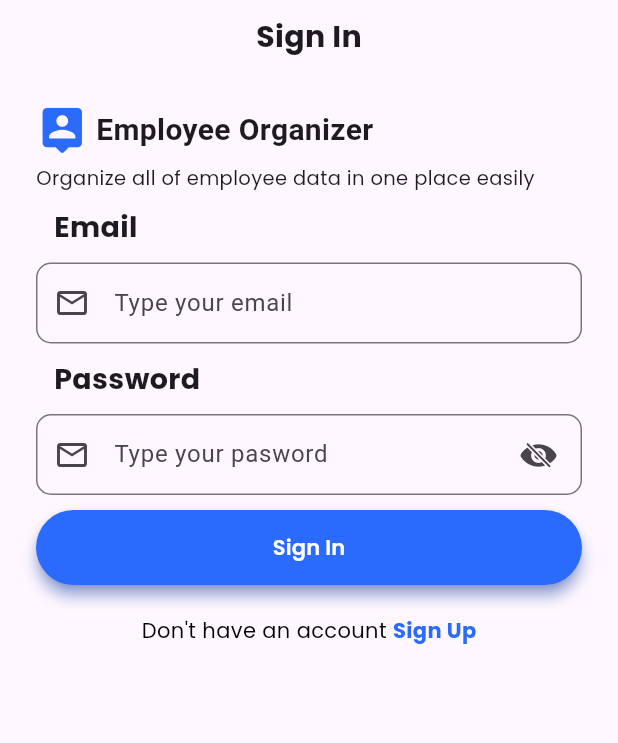
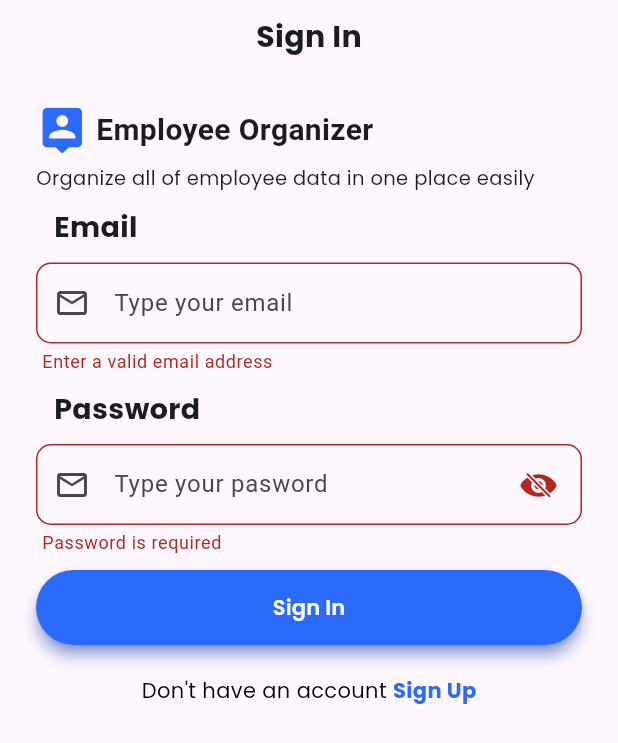
Before and after one commit to DiftaFitrahul/Employess-Organizer, a Flutter app: the screen it shows after launch, after a tap on "Sign In", on a phone screen of 412 x 824 dp. Shown: the top 743 px of the screen. Run offline on Flutter 3.47's test engine with Material 3 defaults, Android fonts, the phone set to English and light mode, and no system bars; our stand-ins replace device_preview, get.

Commit message:
feat: finish validate login

```diff
--- /dev/null
+++ b/lib/constants/email_pattern.dart
@@ -0,0 +1,7 @@
+const emailPattern = r"(?:[a-z0-9!#$%&'*+/=?^_`{|}~-]+(?:\.[a-z0-9!#$%&'"
+    r'*+/=?^_`{|}~-]+)*|"(?:[\x01-\x08\x0b\x0c\x0e-\x1f\x21\x23-\x5b\x5d-'
+    r'\x7f]|\\[\x01-\x09\x0b\x0c\x0e-\x7f])*")@(?:(?:[a-z0-9](?:[a-z0-9-]*'
+    r'[a-z0-9])?\.)+[a-z0-9](?:[a-z0-9-]*[a-z0-9])?|\[(?:(?:(2(5[0-5]|[0-4]'
+    r'[0-9])|1[0-9][0-9]|[1-9]?[0-9]))\.){3}(?:(2(5[0-5]|[0-4][0-9])|1[0-9]'
+    r'[0-9]|[1-9]?[0-9])|[a-z0-9-]*[a-z0-9]:(?:[\x01-\x08\x0b\x0c\x0e-\x1f\'
+    r'x21-\x5a\x53-\x7f]|\\[\x01-\x09\x0b\x0c\x0e-\x7f])+)\])';
--- a/lib/main.dart
+++ b/lib/main.dart
@@ -25,13 +25,13 @@ class MainApp extends StatelessWidget {
       debugShowCheckedModeBanner: false,
       locale: DevicePreview.locale(context),
       builder: DevicePreview.appBuilder,
-      // theme: ThemeData(
-      //   primarySwatch: Colors.purple,
-      //   buttonTheme: const ButtonThemeData(
-      //     buttonColor: primatyColor,
-      //     textTheme: ButtonTextTheme.primary,
-      //   ),
-      // ),
+      theme: ThemeData(
+        primarySwatch: Colors.indigo,
+        buttonTheme: const ButtonThemeData(
+          buttonColor: primatyColor,
+          textTheme: ButtonTextTheme.primary,
+        ),
+      ),
       initialRoute: RoutesName.login,
       getPages: Routes.pages,
     );
--- a/lib/view/screen/auth/login.dart
+++ b/lib/view/screen/auth/login.dart
@@ -15,12 +15,15 @@ class LoginScreen extends StatelessWidget {
 
   @override
   Widget build(BuildContext context) {
+    final formKey = GlobalKey<FormState>();
     final loginController = Get.find<LoginController>();
     return Scaffold(
         resizeToAvoidBottomInset: false,
         body: SafeArea(
           child: Padding(
             padding: const EdgeInsets.symmetric(horizontal: 24.0),
+            child: Form(
+              key: formKey,
               child: Column(
                 children: [
                   const SizedBox(height: 10),
@@ -38,7 +41,11 @@ class LoginScreen extends StatelessWidget {
                           loginController.emailController.value,
                       title: 'Email',
                       placeholderText: 'Type your email',
-                      leadingIcon: Icons.email_outlined),
+                      leadingIcon: Icons.email_outlined,
+                      validator: (value) {
+                        return loginController.validateEmail(value);
+                      },
+                    ),
                   ),
                   const SizedBox(height: 10),
                   Obx(
@@ -57,10 +64,18 @@ class LoginScreen extends StatelessWidget {
                           },
                           icon: Icon(loginController.isPasswordVisible.value
                               ? CupertinoIcons.eye_solid
-                              : CupertinoIcons.eye_slash_fill))),
+                              : CupertinoIcons.eye_slash_fill)),
+                      validator: (value) {
+                        return loginController.validatePassword(value);
+                      },
+                    ),
                   ),
                   const SizedBox(height: 10),
-                ButtonAuthWidget(title: 'Sign In', onPressed: () {}),
+                  ButtonAuthWidget(
+                      title: 'Sign In',
+                      onPressed: () {
+                        if (formKey.currentState!.validate()) {}
+                      }),
                   const SizedBox(height: 20),
                   BottomNavigateTextAuth(
                     text: 'Don\'t have an account ',
@@ -72,6 +87,7 @@ class LoginScreen extends StatelessWidget {
                 ],
               ),
             ),
+          ),
         ));
   }
 }
--- a/lib/view/screen/auth/register.dart
+++ b/lib/view/screen/auth/register.dart
@@ -37,7 +37,9 @@ class RegisterScreen extends StatelessWidget {
                         registerController.emailController.value,
                     title: 'Email',
                     placeholderText: 'Type your email',
-                      leadingIcon: Icons.email_outlined),
+                    leadingIcon: Icons.email_outlined,
+                    validator: (p0) {},
+                  ),
                 ),
                 const SizedBox(height: 10),
                 Obx(
@@ -56,7 +58,9 @@ class RegisterScreen extends StatelessWidget {
                         },
                         icon: Icon(registerController.isPasswordVisible.value
                             ? CupertinoIcons.eye_slash_fill
-                              : CupertinoIcons.eye_solid))),
+                            : CupertinoIcons.eye_solid)),
+                    validator: (p0) {},
+                  ),
                 ),
                 const SizedBox(height: 10),
                 Obx(
@@ -78,7 +82,9 @@ class RegisterScreen extends StatelessWidget {
                         icon: Icon(
                             registerController.isConfirmPasswordVisible.value
                                 ? CupertinoIcons.eye_slash_fill
-                                  : CupertinoIcons.eye_solid))),
+                                : CupertinoIcons.eye_solid)),
+                    validator: (p0) {},
+                  ),
                 ),
                 const SizedBox(height: 10),
                 ButtonAuthWidget(title: 'Sign Up', onPressed: () {}),
--- a/lib/view/widget/auth/textfield.dart
+++ b/lib/view/widget/auth/textfield.dart
@@ -8,6 +8,7 @@ class TextFieldAuthWidget extends StatelessWidget {
   final IconData leadingIcon;
   final IconButton? trailingIcon;
   final bool obscureText;
+  final String? Function(String?)? validator;
 
   const TextFieldAuthWidget(
       {super.key,
@@ -15,6 +16,7 @@ class TextFieldAuthWidget extends StatelessWidget {
       required this.title,
       required this.placeholderText,
       required this.leadingIcon,
+      required this.validator,
       this.obscureText = false,
       this.trailingIcon});
 
@@ -46,6 +48,7 @@ class TextFieldAuthWidget extends StatelessWidget {
               border: OutlineInputBorder(
                   borderRadius: BorderRadius.circular(10),
                   borderSide: const BorderSide(color: Colors.grey))),
+          validator: validator,
         ),
       ],
     );
--- a/lib/viewModel/auth/login.dart
+++ b/lib/viewModel/auth/login.dart
@@ -1,3 +1,4 @@
+import 'package:employees_organizer/constants/email_pattern.dart';
 import 'package:flutter/material.dart' show TextEditingController;
 import 'package:get/get.dart';
 
@@ -10,6 +11,24 @@ class LoginController extends GetxController {
     isPasswordVisible.value = !isPasswordVisible.value;
   }
 
+  String? validateEmail(String? value) {
+    const pattern = emailPattern;
+    final regex = RegExp(pattern);
+
+    return value!.isEmpty || !regex.hasMatch(value)
+        ? 'Enter a valid email address'
+        : null;
+  }
+
+  String? validatePassword(String? value) {
+    if (value == null || value.isEmpty) {
+      return 'Password is required';
+    } else if (value.length < 6) {
+      return 'Password must be at least 6 characters';
+    }
+    return null;
+  }
+
   @override
   void onClose() {
     emailController.value.dispose();
--- a/lib/viewModel/auth/register.dart
+++ b/lib/viewModel/auth/register.dart
@@ -1,3 +1,4 @@
+import 'package:employees_organizer/constants/email_pattern.dart';
 import 'package:flutter/material.dart';
 import 'package:get/get.dart';
 
@@ -10,6 +11,15 @@ class RegisterController extends GetxController {
   RxBool isPasswordVisible = false.obs;
   RxBool isConfirmPasswordVisible = false.obs;
 
+  String? validateEmail(String? value) {
+    const pattern = emailPattern;
+    final regex = RegExp(pattern);
+
+    return value!.isEmpty || !regex.hasMatch(value)
+        ? 'Enter a valid email address'
+        : null;
+  }
+
   @override
   void onClose() {
     emailController.value.dispose();
```
Lines whose indentation alone changed are shown as unchanged.
